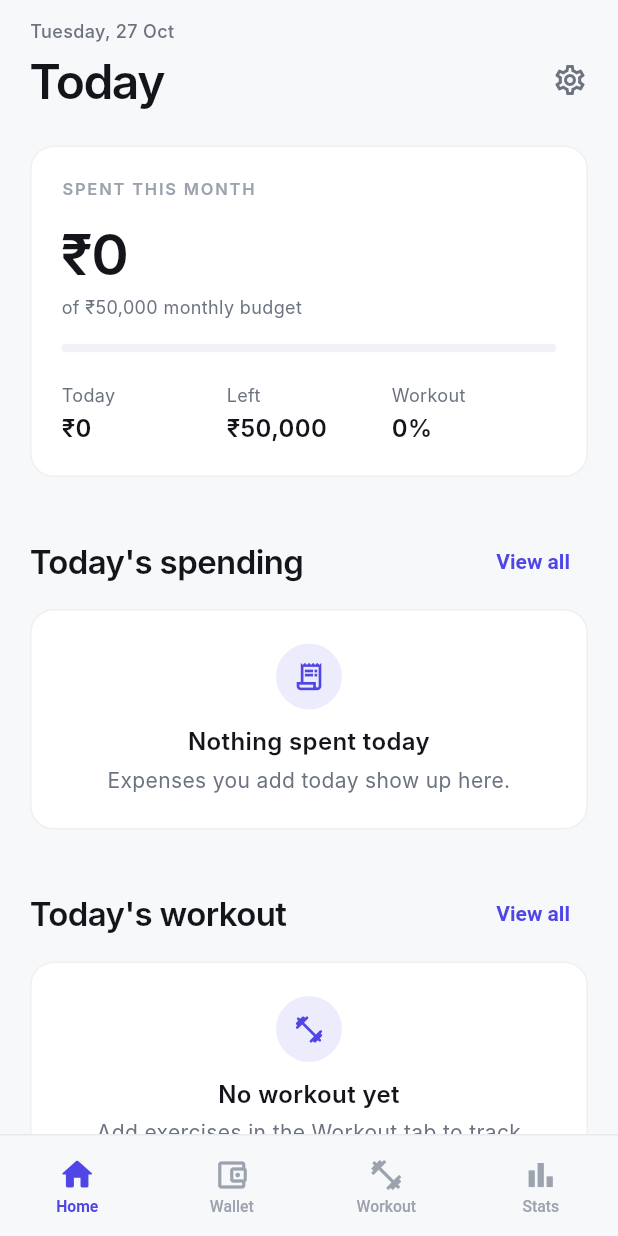
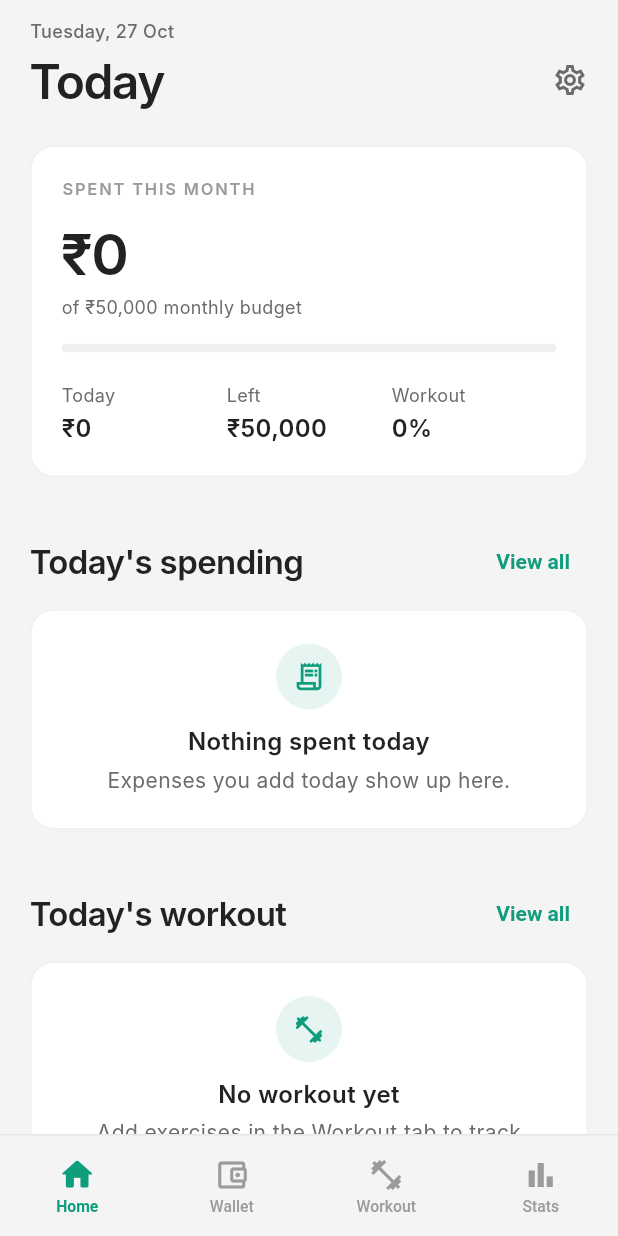
Before and after one commit to Walker31/TrackIt, a Flutter app: the Layout screen opened by its route, on a phone screen of 412 x 824 dp. Run offline on Flutter 3.47's test engine with Material 3 defaults, Android fonts, the phone set to English and light mode, and no system bars; our stand-ins replace connectivity_plus, dio, fl_chart, flutter_local_notifications, flutter_riverpod, flutter_secure_storage and 6 more; accounts and stored records are empty; Roboto replaces fonts that are missing (Inter).

Commit message:
Use the Splitwise colour scheme in both themes
Splitwise teal for buttons and accents, orange for money owed or spent,
neutral greys for surfaces and text. The splash, logo tile and web
theme colour move to the same teal.

```diff
--- a/lib/models/fitness/workout_type.dart
+++ b/lib/models/fitness/workout_type.dart
@@ -4,19 +4,19 @@ enum WorkoutType {
   push(
     'Push',
     'Upper body pushing movements',
-    Color(0xFF6366F1),
+    Color(0xFF4A90E2),
     Icons.north_east_rounded,
   ),
   pull(
     'Pull',
     'Upper body pulling movements',
-    Color(0xFF8B5CF6),
+    Color(0xFF9B6BD6),
     Icons.south_west_rounded,
   ),
   legs(
     'Legs',
     'Lower body movements',
-    Color(0xFF10B981),
+    Color(0xFFF5A623),
     Icons.directions_run_rounded,
   );
 
--- a/lib/theme/app_colors.dart
+++ b/lib/theme/app_colors.dart
@@ -1,9 +1,10 @@
 import 'package:flutter/material.dart';
 
-/// App color palette. Brand/semantic colors (primary, category accents) are
-/// the same in both themes and stay `const`. Surface/text colors switch
-/// with the active brightness — call [AppColors.sync] once per frame from
-/// the app root (done in `main.dart`) and every other read just works.
+/// App color palette, modelled on Splitwise: neutral greys, one teal
+/// accent, teal for money coming in and orange for money going out.
+/// Surface/text colors switch with the active brightness — call
+/// [AppColors.sync] once per frame from the app root (done in `main.dart`)
+/// and every other read just works.
 class AppColors {
   AppColors._();
 
@@ -17,46 +18,48 @@ class AppColors {
 
   static bool get isDark => _isDark;
 
-  /// Brand indigo for filled surfaces (buttons, FABs) in the light theme.
-  static const Color brand = Color(0xFF4F46E5);
+  /// Splitwise teal. Fills buttons and FABs in both themes.
+  static const Color brand = Color(0xFF1CC29F);
 
-  /// Dark theme follows Splitwise: neutral charcoal surfaces with a teal
-  /// accent, mint for money coming in and orange for money going out.
-  static const Color darkAccent = Color(0xFF1CC29F);
-  static const Color darkAccentFill = Color(0xFF12A383);
+  /// Deeper teal so text and icons stay readable on white.
+  static const Color lightAccent = Color(0xFF0F9D7E);
+  static const Color darkAccent = brand;
+
+  static const Color lightIncome = Color(0xFF12A383);
   static const Color darkIncome = Color(0xFF5BC5A7);
+  static const Color lightOutflow = Color(0xFFF2541B);
   static const Color darkOutflow = Color(0xFFFF652F);
 
   /// Accent for text, icons and outlines drawn on the page background.
-  static Color get primary => _isDark ? darkAccent : brand;
+  static Color get primary => _isDark ? darkAccent : lightAccent;
 
   /// Fill for buttons and FABs that carry white content.
-  static Color get fill => _isDark ? darkAccentFill : brand;
+  static Color get fill => brand;
 
-  static Color get secondary => _isDark ? darkIncome : _emerald;
-  static const Color accent = Color(0xFFD97706); // Amber
-  static const Color expense = Color(0xFFE11D48); // Rose
-  static Color get income => _isDark ? darkIncome : _emerald;
-  // Splitwise-style "money out / you owe" orange for ledger rows.
-  static Color get outflow => _isDark ? darkOutflow : const Color(0xFFE8590C);
-  static const Color _emerald = Color(0xFF059669);
-  static const Color workout = Color(0xFF7C3AED); // Violet
+  static Color get secondary => income;
+  static const Color accent = Color(0xFFD97706); // Amber, for warnings
+  static const Color expense = Color(0xFFE5484D); // Red, errors and deletes
+  static Color get income => _isDark ? darkIncome : lightIncome;
+
+  /// "Money out / you owe" orange for amounts and balances.
+  static Color get outflow => _isDark ? darkOutflow : lightOutflow;
+  static const Color workout = Color(0xFF9B6BD6); // Purple
 
   // Light surfaces/text (also used directly by AppTheme.lightTheme)
-  static const Color lightBackground = Color(0xFFF7F8FA);
+  static const Color lightBackground = Color(0xFFF4F4F4);
   static const Color lightSurface = Color(0xFFFFFFFF);
-  static const Color lightSurfaceVariant = Color(0xFFF1F2F6);
-  static const Color lightTextPrimary = Color(0xFF14151A);
-  static const Color lightTextSecondary = Color(0xFF6B7280);
-  static const Color lightTextTertiary = Color(0xFF9CA3AF);
+  static const Color lightSurfaceVariant = Color(0xFFEFEFEF);
+  static const Color lightTextPrimary = Color(0xFF222222);
+  static const Color lightTextSecondary = Color(0xFF6B6B6B);
+  static const Color lightTextTertiary = Color(0xFF9B9B9B);
 
   // Dark surfaces/text (also used directly by AppTheme.darkTheme)
-  static const Color darkBackground = Color(0xFF1B1B1D);
-  static const Color darkSurface = Color(0xFF262628);
-  static const Color darkSurfaceVariant = Color(0xFF323235);
-  static const Color darkTextPrimary = Color(0xFFF2F2F3);
-  static const Color darkTextSecondary = Color(0xFFA9A9AE);
-  static const Color darkTextTertiary = Color(0xFF7A7A80);
+  static const Color darkBackground = Color(0xFF1C1C1C);
+  static const Color darkSurface = Color(0xFF272727);
+  static const Color darkSurfaceVariant = Color(0xFF333333);
+  static const Color darkTextPrimary = Color(0xFFF2F2F2);
+  static const Color darkTextSecondary = Color(0xFFA8A8A8);
+  static const Color darkTextTertiary = Color(0xFF7A7A7A);
 
   static Color get background => _isDark ? darkBackground : lightBackground;
   static Color get surface => _isDark ? darkSurface : lightSurface;
@@ -69,28 +72,17 @@ class AppColors {
   static Color get textTertiary =>
       _isDark ? darkTextTertiary : lightTextTertiary;
 
+  /// Splitwise teal for the logo tile, brand panel and splash.
   static const LinearGradient primaryGradient = LinearGradient(
-    colors: [Color(0xFF4F46E5), Color(0xFF7C3AED)],
-    begin: Alignment.topLeft,
-    end: Alignment.bottomRight,
-  );
-
-  /// Splitwise-style teal used for the logo tile in the dark theme.
-  static const LinearGradient darkGradient = LinearGradient(
     colors: [Color(0xFF1CC29F), Color(0xFF0E8C73)],
     begin: Alignment.topLeft,
     end: Alignment.bottomRight,
   );
 
-  static LinearGradient get brandGradient =>
-      _isDark ? darkGradient : primaryGradient;
+  static LinearGradient get brandGradient => primaryGradient;
 
-  /// Money-green launch gradient (splash; mirrored in web/index.html).
-  static const LinearGradient splashGradient = LinearGradient(
-    colors: [Color(0xFF10B981), Color(0xFF047857)],
-    begin: Alignment.topLeft,
-    end: Alignment.bottomRight,
-  );
+  /// Launch gradient (splash; mirrored in web/index.html).
+  static const LinearGradient splashGradient = primaryGradient;
 
   static LinearGradient get surfaceGradient => LinearGradient(
     colors: [surface, background],
--- a/lib/theme/app_theme.dart
+++ b/lib/theme/app_theme.dart
@@ -27,9 +27,9 @@ class AppTheme {
 
   static ThemeData _build(Brightness brightness) {
     final dark = brightness == Brightness.dark;
-    // Accent for text and outlines; fills keep the brand indigo.
-    final primary = dark ? AppColors.darkAccent : AppColors.brand;
-    final fill = dark ? AppColors.darkAccentFill : AppColors.brand;
+    // Accent for text and outlines; fills use the Splitwise teal.
+    final primary = dark ? AppColors.darkAccent : AppColors.lightAccent;
+    const fill = AppColors.brand;
     final background = dark
         ? AppColors.darkBackground
         : AppColors.lightBackground;
@@ -64,8 +64,8 @@ class AppTheme {
         seedColor: fill,
         brightness: brightness,
         primary: primary,
-        onPrimary: dark ? const Color(0xFF06231C) : Colors.white,
-        secondary: dark ? AppColors.darkIncome : AppColors.secondary,
+        onPrimary: Colors.white,
+        secondary: dark ? AppColors.darkIncome : AppColors.lightIncome,
         surface: surface,
         onSurface: textPrimary,
         onSurfaceVariant: textSecondary,
--- a/lib/widgets/dashboard/daily_summary_card.dart
+++ b/lib/widgets/dashboard/daily_summary_card.dart
@@ -58,7 +58,7 @@ class DailySummaryCard extends StatelessWidget {
             value: monthlySpend,
             style: AppTextStyles.h1.copyWith(
               fontSize: 38,
-              color: over ? AppColors.expense : AppColors.textPrimary,
+              color: over ? AppColors.outflow : AppColors.textPrimary,
             ),
           ),
           if (monthlyBudget > 0)
@@ -80,7 +80,7 @@ class DailySummaryCard extends StatelessWidget {
                 minHeight: 6,
                 backgroundColor: AppColors.surfaceVariant,
                 valueColor: AlwaysStoppedAnimation(
-                  over ? AppColors.expense : AppColors.primary,
+                  over ? AppColors.outflow : AppColors.primary,
                 ),
               ),
             ),
--- a/lib/widgets/wallet/add_expense_sheet.dart
+++ b/lib/widgets/wallet/add_expense_sheet.dart
@@ -257,7 +257,7 @@ class _AddExpenseSheetState extends State<AddExpenseSheet> {
   @override
   Widget build(BuildContext context) {
     final isIncome = _type == TxnType.income;
-    final accent = isIncome ? AppColors.income : AppColors.expense;
+    final accent = isIncome ? AppColors.income : AppColors.outflow;
     final media = MediaQuery.of(context);
     final amount = _amount;
 
--- a/lib/widgets/wallet/add_group_expense_sheet.dart
+++ b/lib/widgets/wallet/add_group_expense_sheet.dart
@@ -244,7 +244,7 @@ class _AddGroupExpenseSheetState extends State<AddGroupExpenseSheet> {
               amountController: _amountController,
               icon: _category.icon,
               iconColor: _category.color,
-              accent: AppColors.expense,
+              accent: AppColors.outflow,
               onAmountChanged: (_) => setState(() {}),
             ),
             const SizedBox(height: 24),
--- a/lib/widgets/wallet/balances_list.dart
+++ b/lib/widgets/wallet/balances_list.dart
@@ -36,7 +36,7 @@ class BalancesList extends StatelessWidget {
         final isOwed = b.balance > 0;
         final color = isSettled
             ? AppColors.textSecondary
-            : (isOwed ? AppColors.income : AppColors.expense);
+            : (isOwed ? AppColors.income : AppColors.outflow);
 
         return FadeSlideIn(
           index: index,
--- a/lib/widgets/wallet/budgets_card.dart
+++ b/lib/widgets/wallet/budgets_card.dart
@@ -167,7 +167,7 @@ class _BudgetsCardState extends State<BudgetsCard> {
   Widget _row(_BudgetRow r) {
     final ratio = r.spent / r.budget.limitAmount;
     final over = ratio > 1;
-    final color = over ? AppColors.expense : r.category.colorValue;
+    final color = over ? AppColors.outflow : r.category.colorValue;
     return InkWell(
       onTap: () =>
           _editBudget(preset: r.category, current: r.budget.limitAmount),
@@ -200,7 +200,7 @@ class _BudgetsCardState extends State<BudgetsCard> {
                   '${formatRupees(r.spent)} / '
                   '${formatRupees(r.budget.limitAmount)}',
                   style: AppTextStyles.bodySm.copyWith(
-                    color: over ? AppColors.expense : AppColors.textSecondary,
+                    color: over ? AppColors.outflow : AppColors.textSecondary,
                   ),
                 ),
               ],
--- a/lib/widgets/wallet/group_card.dart
+++ b/lib/widgets/wallet/group_card.dart
@@ -24,7 +24,7 @@ class GroupCard extends StatelessWidget {
     final isOwed = myBalance > 0;
     final balanceColor = isSettled
         ? AppColors.textSecondary
-        : (isOwed ? AppColors.income : AppColors.expense);
+        : (isOwed ? AppColors.income : AppColors.outflow);
     final balanceLabel = isSettled
         ? "Settled up"
         : (isOwed ? "You are owed" : "You owe");
--- a/lib/widgets/wallet/trips_section.dart
+++ b/lib/widgets/wallet/trips_section.dart
@@ -161,7 +161,7 @@ class _TripCard extends StatelessWidget {
                     formatRupees(data.total),
                     style: AppTextStyles.bodyLg.copyWith(
                       fontWeight: FontWeight.bold,
-                      color: AppColors.expense,
+                      color: AppColors.outflow,
                     ),
                   ),
                   Text(
```
Also changed, not shown: 2 other files.
